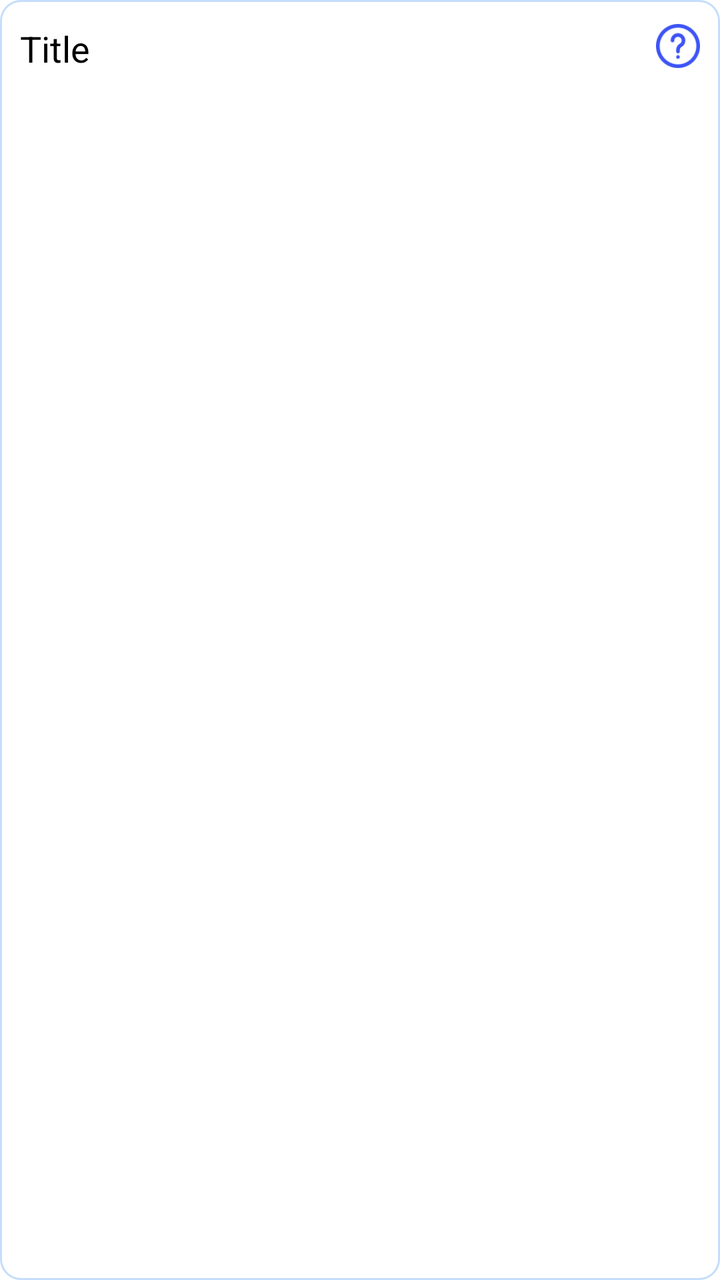
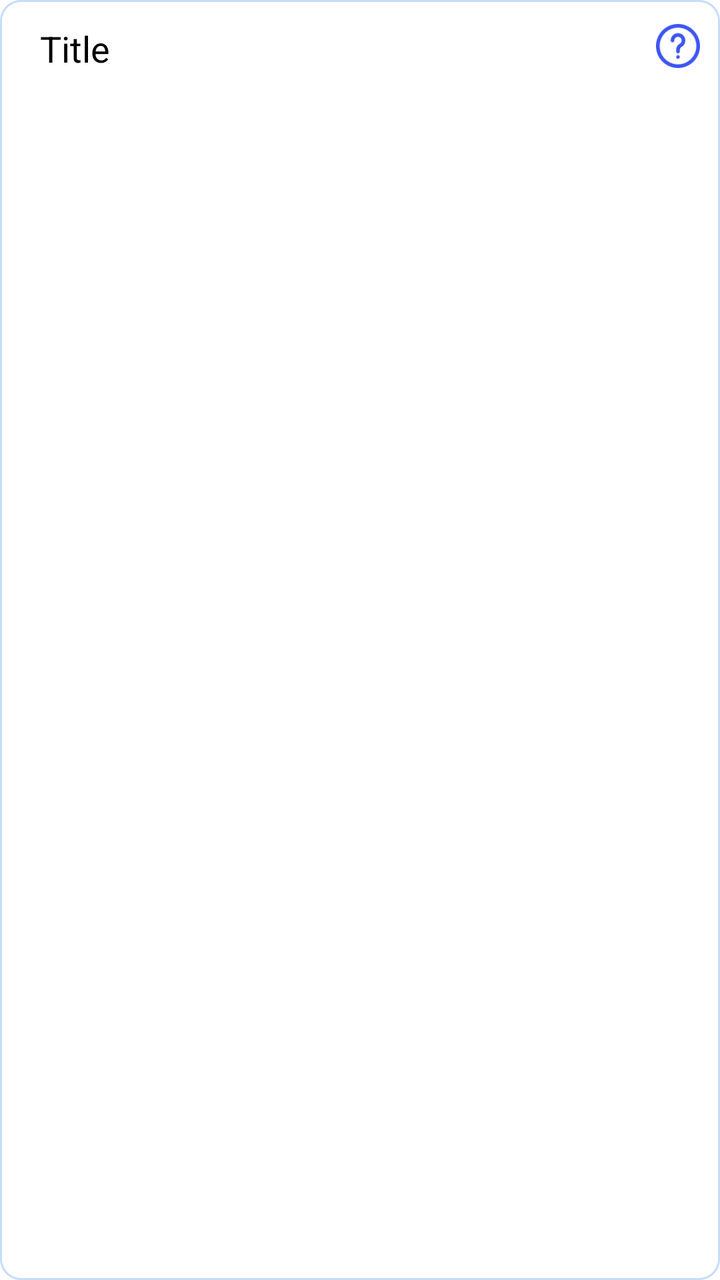

Screens rendered from an Android XML layout before and after an edit, with the pre-edit source and the edit as a unified diff.
<!-- AndroidManifest.xml: application theme Theme.Pancreatitis -->
<!-- res/layout/item_characteristic_title.xml -->
<?xml version="1.0" encoding="utf-8"?>
<LinearLayout xmlns:android="http://schemas.android.com/apk/res/android"
    android:layout_width="match_parent"
    android:layout_height="wrap_content"
    xmlns:app="http://schemas.android.com/apk/res-auto"
    android:layout_margin="10dp"
    android:paddingLeft="10dp"
    android:paddingRight="10dp"
    android:orientation="horizontal"
    android:background="@drawable/rounded_background">

    <TextView
        android:id="@+id/name_characteristic"
        android:layout_width="0dp"
        android:layout_height="wrap_content"
        android:layout_weight="1"
        android:text="Title"
        android:textSize="18sp"
        android:textColor="@color/black"
        android:layout_marginTop="10dp"
        android:layout_marginBottom="10dp"
        android:maxLines="2"
        android:ellipsize="end" />

    <ImageView
        android:id="@+id/get_helps"
        android:layout_width="22dp"
        android:layout_height="22dp"
        android:layout_marginStart="10dp"
        android:layout_marginTop="10dp"
        android:layout_marginBottom="10dp"
        android:src="@drawable/interrogation64"
        android:scaleType="centerInside"
        app:tint="@color/colorActive" />
</LinearLayout>
<!-- resources referenced by this layout -->
<resources>
  <color name="black">#FF000000</color>
  <color name="colorActive">#3D54F6</color>
  <!-- drawable interrogation64: png bitmap (drawable, 1848 bytes) -->
  <!-- drawable rounded_background (drawable) -->
  <?xml version="1.0" encoding="utf-8"?>
  <shape xmlns:android="http://schemas.android.com/apk/res/android"
      android:shape="rectangle">
      <corners android:radius="10dp"/>  
      <solid android:color="@android:color/white"/> 
      <padding
          android:left="2dp"
          android:right="2dp"
          android:top="2dp"
          android:bottom="2dp"/>
  
      <stroke
          android:width="1dp"
          android:color="@color/colorCircle"/> 
  </shape>
  <style name="Theme.Pancreatitis" parent="Theme.MaterialComponents.DayNight.DarkActionBar">
          
          <item name="colorPrimary">@color/colorActive</item>
          <item name="colorPrimaryVariant">@color/colorActive</item>
          <item name="colorOnPrimary">@color/white</item>
          
          <item name="colorSecondary">@color/teal_200</item>
          <item name="colorSecondaryVariant">@color/teal_700</item>
          <item name="colorOnSecondary">@color/black</item>
          
          <item name="android:statusBarColor">?attr/colorPrimaryVariant</item>
          
      </style>
  <color name="colorCircle">#C5DDFD</color>
  <color name="white">#FFFFFFFF</color>
  <color name="teal_200">#FF03DAC5</color>
  <color name="teal_700">#FF018786</color>
</resources>

<!-- the commit's change to res/layout/item_characteristic_title.xml (unified diff, before → after) -->
@@ -1,35 +1,44 @@
 <?xml version="1.0" encoding="utf-8"?>
 <LinearLayout xmlns:android="http://schemas.android.com/apk/res/android"
+    android:id="@+id/characteristic_container"
     android:layout_width="match_parent"
     android:layout_height="wrap_content"
     xmlns:app="http://schemas.android.com/apk/res-auto"
     android:layout_margin="10dp"
     android:paddingLeft="10dp"
     android:paddingRight="10dp"
-    android:orientation="horizontal"
+    android:orientation="vertical"
     android:background="@drawable/rounded_background">
 
-    <TextView
-        android:id="@+id/name_characteristic"
-        android:layout_width="0dp"
+    <LinearLayout
+        android:layout_width="match_parent"
         android:layout_height="wrap_content"
-        android:layout_weight="1"
-        android:text="Title"
-        android:textSize="18sp"
-        android:textColor="@color/black"
-        android:layout_marginTop="10dp"
-        android:layout_marginBottom="10dp"
-        android:maxLines="2"
-        android:ellipsize="end" />
+        android:orientation="horizontal">
 
-    <ImageView
-        android:id="@+id/get_helps"
-        android:layout_width="22dp"
-        android:layout_height="22dp"
-        android:layout_marginStart="10dp"
-        android:layout_marginTop="10dp"
-        android:layout_marginBottom="10dp"
-        android:src="@drawable/interrogation64"
-        android:scaleType="centerInside"
-        app:tint="@color/colorActive" />
+        <TextView
+            android:id="@+id/name_characteristic"
+            android:layout_width="0dp"
+            android:layout_height="wrap_content"
+            android:layout_weight="1"
+            android:text="Title"
+            android:textSize="18sp"
+            android:textColor="@color/black"
+            android:layout_marginLeft="10dp"
+            android:layout_marginTop="10dp"
+            android:layout_marginBottom="10dp"
+            android:maxLines="2"
+            android:ellipsize="end" />
+
+        <ImageView
+            android:id="@+id/get_helps"
+            android:layout_width="22dp"
+            android:layout_height="22dp"
+            android:layout_marginStart="10dp"
+            android:layout_marginTop="10dp"
+            android:layout_marginBottom="10dp"
+            android:src="@drawable/interrogation64"
+            android:scaleType="centerInside"
+            app:tint="@color/colorActive" />
+    </LinearLayout>
+
 </LinearLayout>
